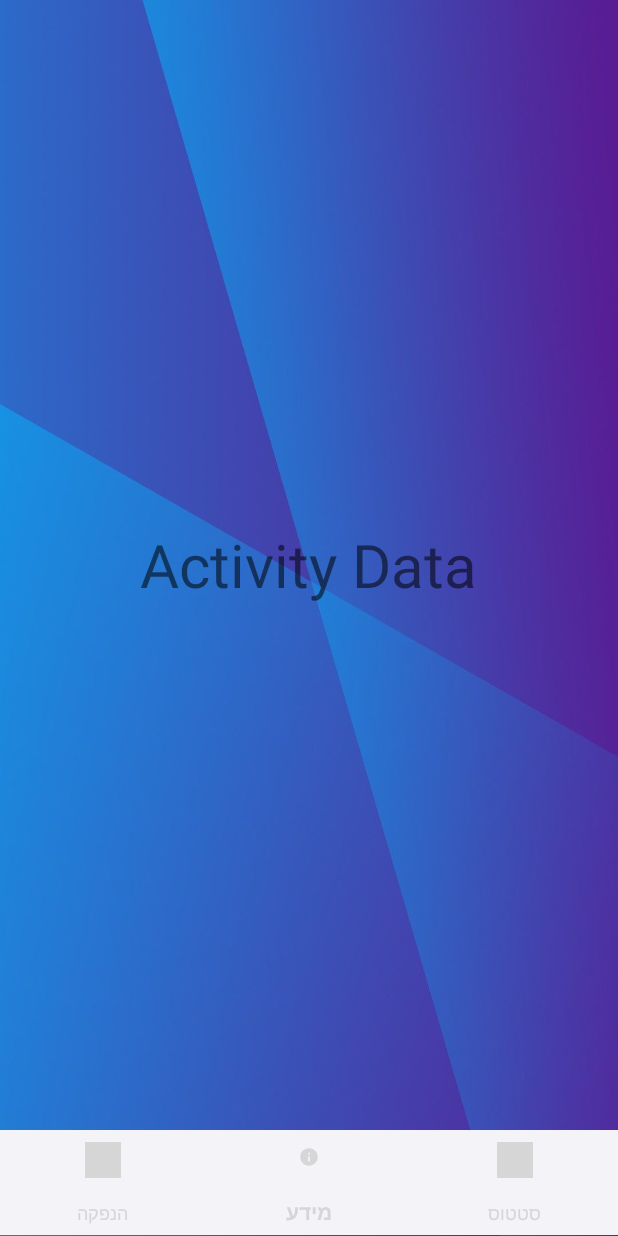
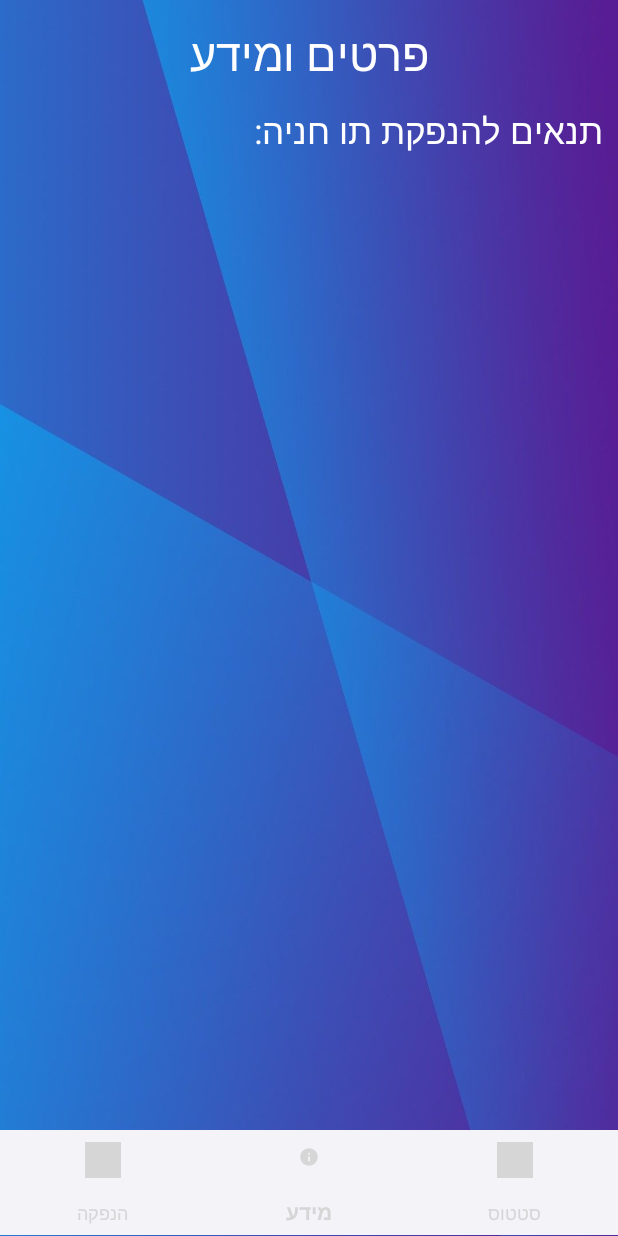
Before and after one commit to nadav1996700/ParkingTicket, an Android app: the screen it shows after launch (DataActivity), on a phone screen of 412 x 824 dp. Run offline under Robolectric (Android 15) with nearby library versions, the phone set to English and light mode, and no system bars; our stand-ins replace Firebase (no records; nobody signed in at launch, a user with empty details on screens opened directly); grey boxes are pictures that could not be loaded.

Commit message:
fix bug in date conversion

```diff
--- a/app/src/main/java/src/Model/Pticket.java
+++ b/app/src/main/java/src/Model/Pticket.java
@@ -12,7 +12,7 @@ public class Pticket {
     public Pticket(Long ticketId) {
         this.ticketId = ticketId;
         this.IssueDate = System.currentTimeMillis();
-        this.expirationDate = this.IssueDate + 31536000000L; // parking ticket expires after one year
+        this.expirationDate = this.IssueDate + 94608000000L; // parking ticket expires after three years
     }
 
     public Long getTicketId() {
--- a/app/src/main/java/src/activities/DataActivity.java
+++ b/app/src/main/java/src/activities/DataActivity.java
@@ -2,7 +2,6 @@ package src.activities;
 
 import androidx.appcompat.app.AppCompatActivity;
 
-import android.content.ClipData;
 import android.content.Intent;
 import android.os.Bundle;
 
--- a/app/src/main/java/src/activities/StatusActivity.java
+++ b/app/src/main/java/src/activities/StatusActivity.java
@@ -6,7 +6,6 @@ import android.os.Bundle;
 import android.util.Log;
 import android.widget.Button;
 import android.widget.EditText;
-import android.widget.ImageView;
 
 import androidx.annotation.NonNull;
 import androidx.appcompat.app.AppCompatActivity;
@@ -17,10 +16,10 @@ import com.google.firebase.database.DataSnapshot;
 import com.google.firebase.database.DatabaseError;
 import com.google.firebase.database.ValueEventListener;
 
+import java.util.Calendar;
 import java.util.Objects;
 
 import src.Utils.My_Firebase;
-import src.Utils.My_images;
 
 public class StatusActivity extends AppCompatActivity {
     private BottomNavigationView bnv;
@@ -92,7 +91,7 @@ public class StatusActivity extends AppCompatActivity {
                         showErrorDialog("מספר תו החניה לא תואם למספר הרכב או שאינו קיים");
                     } else {
                         String expDateStr = Objects.requireNonNull(snapshot.child("/pticket/expirationDate").getValue()).toString();
-                        long expDate = Long.parseLong(expDateStr.substring(0, expDateStr.length() - 1));
+                        long expDate = Long.parseLong(expDateStr);
                         long millis = System.currentTimeMillis();
                         if (expDate < millis) {
                             // date expired
@@ -124,7 +123,10 @@ public class StatusActivity extends AppCompatActivity {
     }
 
     private void showSuccessDialog(long expDate) {
-        String message = "תו החניה בתוקף עד לתאריך: " + expDate;
+        Calendar c = Calendar.getInstance();
+        c.setTimeInMillis(expDate);
+        String date = c.get(Calendar.DAY_OF_MONTH) + "/" + c.get(Calendar.MONTH) + "/" + c.get(Calendar.YEAR);
+        String message = "תו החניה בתוקף עד לתאריך: " + date;
         new AlertDialog.Builder(this, R.style.AlertDialogCustom)
                 .setTitle("תוצאות הבדיקה")
                 .setMessage(message)
--- a/app/src/main/res/layout/activity_data.xml
+++ b/app/src/main/res/layout/activity_data.xml
@@ -4,37 +4,59 @@
     xmlns:tools="http://schemas.android.com/tools"
     android:layout_width="match_parent"
     android:layout_height="match_parent"
+    android:background="@drawable/background_status"
     android:orientation="vertical"
-    android:background="@drawable/background_status"
     tools:context="src.activities.DataActivity">
 
     <RelativeLayout
         android:layout_width="match_parent"
         android:layout_height="0dp"
         android:layout_weight="14"
-        android:gravity="center">
-        <TextView
-            android:layout_width="wrap_content"
-            android:layout_height="wrap_content"
-            android:text="Activity Data"
-            android:textSize="40sp"
-            android:layout_gravity="center">
-        </TextView>
+        android:gravity="center_horizontal">
+
+        <LinearLayout
+            android:layout_width="match_parent"
+            android:layout_height="match_parent"
+            android:orientation="vertical"
+            android:textDirection="rtl"
+            android:layoutDirection="rtl">
+
+            <TextView
+                android:layout_width="wrap_content"
+                android:layout_height="wrap_content"
+                android:layout_marginTop="15dp"
+                android:text="פרטים ומידע"
+                android:textColor="@color/white"
+                android:layout_gravity="center"
+                android:textSize="30sp" />
+
+            <TextView
+                android:layout_width="wrap_content"
+                android:layout_height="wrap_content"
+                android:layout_marginTop="15dp"
+                android:layout_marginRight="10dp"
+                android:text="תנאים להנפקת תו חניה:"
+                android:textColor="@color/white"
+                android:textSize="23sp" />
+
+        </LinearLayout>
+
     </RelativeLayout>
 
     <RelativeLayout
         android:layout_width="match_parent"
         android:layout_height="0dp"
         android:layout_weight="1.3">
+
         <com.google.android.material.bottomnavigation.BottomNavigationView
             android:id="@+id/main_NAV_navigation"
             android:layout_width="match_parent"
             android:layout_height="match_parent"
             android:background="#F3F3F8"
+            app:backgroundTint="#F3F3F8"
+            app:itemIconTint="@color/background_text_color"
             app:itemTextColor="@color/background_text_color"
-            app:itemIconTint="@color/background_text_color"
-            app:backgroundTint="#F3F3F8"
-            app:menu="@menu/bottom_navigation_menu"/>
+            app:menu="@menu/bottom_navigation_menu" />
     </RelativeLayout>
 
 </LinearLayout>
```
